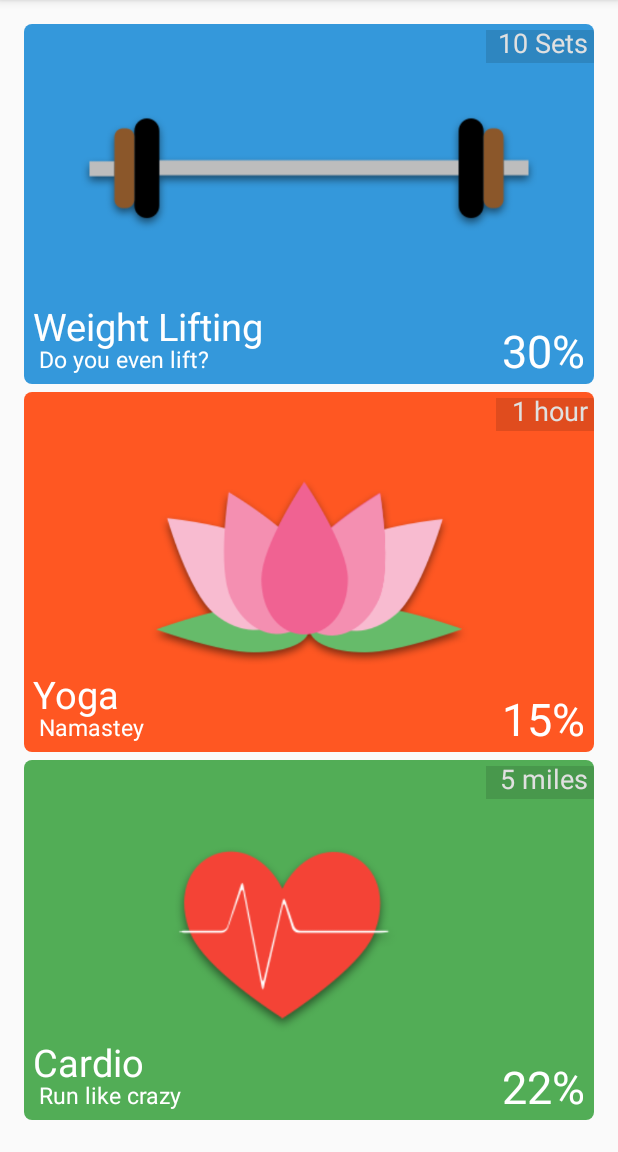
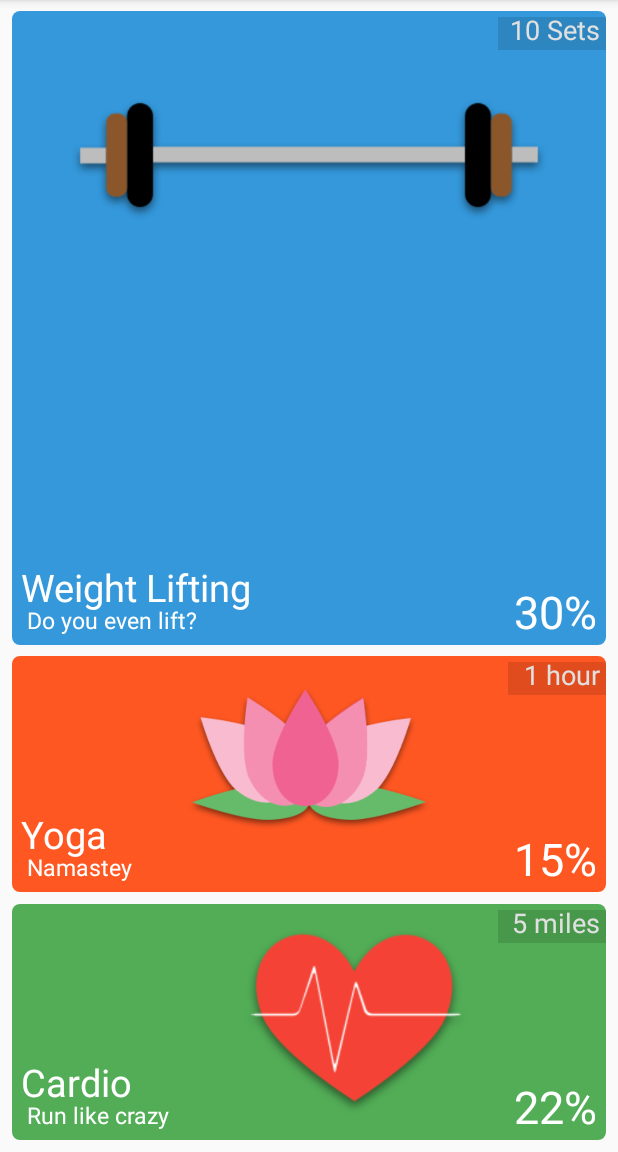
Before and after one commit to shgaurav/FitorFlab, an Android app: the screen it shows after launch (MainActivity), on a phone screen of 412 x 824 dp, the part 84-1236 px from its top. Run offline under Robolectric (Android 15) with nearby library versions, the phone set to English and light mode, and no system bars.

Commit message:
Experimenting with Constraint layouts -Version2.0 -Stable

```diff
--- a/app/build.gradle
+++ b/app/build.gradle
@@ -26,4 +26,5 @@ dependencies {
     })
     compile 'com.android.support:appcompat-v7:25.0.1'
     testCompile 'junit:junit:4.12'
+    compile 'com.android.support.constraint:constraint-layout:1.0.0-beta4'
 }
--- a/app/src/main/res/layout/activity_main.xml
+++ b/app/src/main/res/layout/activity_main.xml
@@ -1,26 +1,32 @@
 <?xml version="1.0" encoding="utf-8"?>
-<LinearLayout xmlns:android="http://schemas.android.com/apk/res/android"
+<android.support.constraint.ConstraintLayout xmlns:android="http://schemas.android.com/apk/res/android"
     xmlns:app="http://schemas.android.com/apk/res-auto"
     android:orientation="vertical"
     xmlns:tools="http://schemas.android.com/tools"
     android:id="@+id/activity_main"
     android:layout_width="match_parent"
     android:layout_height="match_parent"
-    android:paddingBottom="@dimen/activity_vertical_margin"
-    android:paddingLeft="@dimen/activity_horizontal_margin"
-    android:paddingRight="@dimen/activity_horizontal_margin"
-    android:paddingTop="@dimen/activity_vertical_margin"
     tools:context="com.example.gaurav.fitorflab.MainActivity"
     android:weightSum="3">
 
     <RelativeLayout
-        android:layout_width="match_parent"
-        android:layout_height="match_parent"
+        android:layout_width="0dp"
         android:background="@drawable/rounded_corners"
         android:backgroundTint="#3498db"
-        android:layout_weight="1"
-        android:layout_marginBottom="5dp"
-        android:id="@+id/weightBtn">
+        android:id="@+id/weightBtn"
+        android:layout_height="0dp"
+        tools:layout_constraintTop_creator="1"
+        tools:layout_constraintRight_creator="1"
+        tools:layout_constraintBottom_creator="1"
+        app:layout_constraintBottom_toTopOf="@+id/yogaBtn"
+        android:layout_marginStart="8dp"
+        android:layout_marginEnd="8dp"
+        app:layout_constraintRight_toRightOf="parent"
+        android:layout_marginTop="7dp"
+        tools:layout_constraintLeft_creator="1"
+        android:layout_marginBottom="7dp"
+        app:layout_constraintLeft_toLeftOf="parent"
+        app:layout_constraintTop_toTopOf="parent">
 
         <TextView
             android:text="Weight Lifting"
@@ -59,19 +65,6 @@
             android:layout_alignParentEnd="true"
             android:paddingBottom="2dp" />
 
-        <ImageView
-            android:layout_width="wrap_content"
-            android:layout_height="wrap_content"
-            app:srcCompat="@drawable/weight2x"
-            android:id="@+id/imageView"
-            android:paddingBottom="0dp"
-            android:src="@drawable/weight2x"
-            android:minHeight="198dp"
-            android:scaleX="0.8"
-            android:scaleY="0.8"
-            android:layout_alignParentTop="true"
-            android:layout_alignParentStart="true" />
-
         <TextView
             android:text="10 Sets"
             android:layout_width="wrap_content"
@@ -92,16 +85,36 @@
             android:layout_height="22dp"
             android:layout_width="72dp" />
 
+        <ImageView
+            android:layout_width="wrap_content"
+            android:layout_height="wrap_content"
+            app:srcCompat="@drawable/weight2x"
+            android:id="@+id/imageView"
+            android:paddingBottom="0dp"
+            android:src="@drawable/weight2x"
+            android:minHeight="198dp"
+            android:scaleX="0.8"
+            android:scaleY="0.8"
+            android:layout_alignParentTop="true"
+            android:layout_alignParentStart="true" />
+
     </RelativeLayout>
 
     <RelativeLayout
-        android:layout_width="match_parent"
-        android:layout_height="match_parent"
+        android:layout_width="0dp"
         android:background="@drawable/rounded_corners"
         android:backgroundTint="#FF5722"
-        android:layout_weight="1"
-        android:layout_marginBottom="5dp"
-        android:id="@+id/yogaBtn">
+        android:id="@+id/yogaBtn"
+        android:layout_height="157dp"
+        tools:layout_constraintRight_creator="1"
+        tools:layout_constraintBottom_creator="1"
+        app:layout_constraintBottom_toTopOf="@+id/cardioBtn"
+        android:layout_marginStart="8dp"
+        android:layout_marginEnd="8dp"
+        app:layout_constraintRight_toRightOf="parent"
+        tools:layout_constraintLeft_creator="1"
+        android:layout_marginBottom="8dp"
+        app:layout_constraintLeft_toLeftOf="parent">
 
         <TextView
             android:text="Yoga"
@@ -176,13 +189,18 @@
     </RelativeLayout>
 
     <RelativeLayout
-        android:layout_width="match_parent"
-        android:layout_height="match_parent"
+        android:layout_width="0dp"
         android:background="@drawable/rounded_corners"
         android:backgroundTint="#52ad56"
-        android:layout_weight="1"
-        android:layout_marginBottom="5dp"
-        android:id="@+id/cardioBtn">
+        android:id="@+id/cardioBtn"
+        android:layout_height="157dp"
+        tools:layout_constraintRight_creator="1"
+        tools:layout_constraintBottom_creator="1"
+        app:layout_constraintBottom_toBottomOf="parent"
+        app:layout_constraintRight_toRightOf="@+id/yogaBtn"
+        tools:layout_constraintLeft_creator="1"
+        android:layout_marginBottom="8dp"
+        app:layout_constraintLeft_toLeftOf="@+id/yogaBtn">
 
         <TextView
             android:text="Cardio"
@@ -251,10 +269,11 @@
             android:minHeight="198dp"
             android:scaleX="0.8"
             android:scaleY="0.8"
-            android:layout_centerVertical="true"
-            android:layout_toEndOf="@+id/textView2" />
+            android:scaleType="centerInside"
+            android:layout_alignParentBottom="true"
+            android:layout_toStartOf="@+id/textView6" />
 
     </RelativeLayout>
 
 
-</LinearLayout>
+</android.support.constraint.ConstraintLayout>
```
